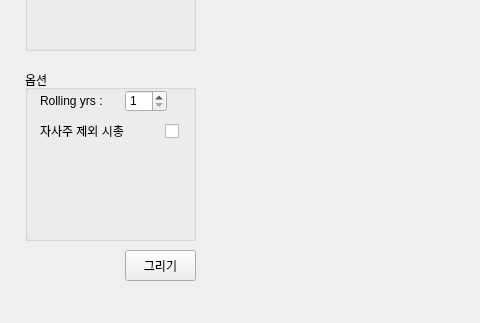
This is UI/mainwindow.ui in taehyunjo90/historiador as Qt 5 draws it before an edit; both pictures show x 0 to 480 and y 283 to 606 of the 1126 by 606 pixel window. The edited form follows.
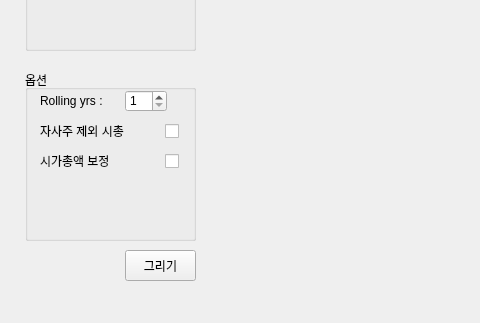
This is the edited form.

The edit to the form file:
```diff
--- a/UI/mainwindow.ui
+++ b/UI/mainwindow.ui
@@ -247,6 +247,32 @@
      </property>
     </widget>
    </widget>
+   <widget class="QLabel" name="label_fix_cap">
+    <property name="geometry">
+     <rect>
+      <x>40</x>
+      <y>410</y>
+      <width>121</width>
+      <height>21</height>
+     </rect>
+    </property>
+    <property name="text">
+     <string>시가총액 보정</string>
+    </property>
+   </widget>
+   <widget class="QCheckBox" name="check_fix_cap">
+    <property name="geometry">
+     <rect>
+      <x>165</x>
+      <y>413</y>
+      <width>16</width>
+      <height>16</height>
+     </rect>
+    </property>
+    <property name="text">
+     <string/>
+    </property>
+   </widget>
    <zorder>groupBox</zorder>
    <zorder>label_code</zorder>
    <zorder>label_start</zorder>
@@ -260,6 +286,8 @@
    <zorder>edit_years_range</zorder>
    <zorder>check_treasury</zorder>
    <zorder>label_cap_treasury</zorder>
+   <zorder>label_fix_cap</zorder>
+   <zorder>check_fix_cap</zorder>
   </widget>
   <widget class="QMenuBar" name="menubar">
    <property name="geometry">
```
